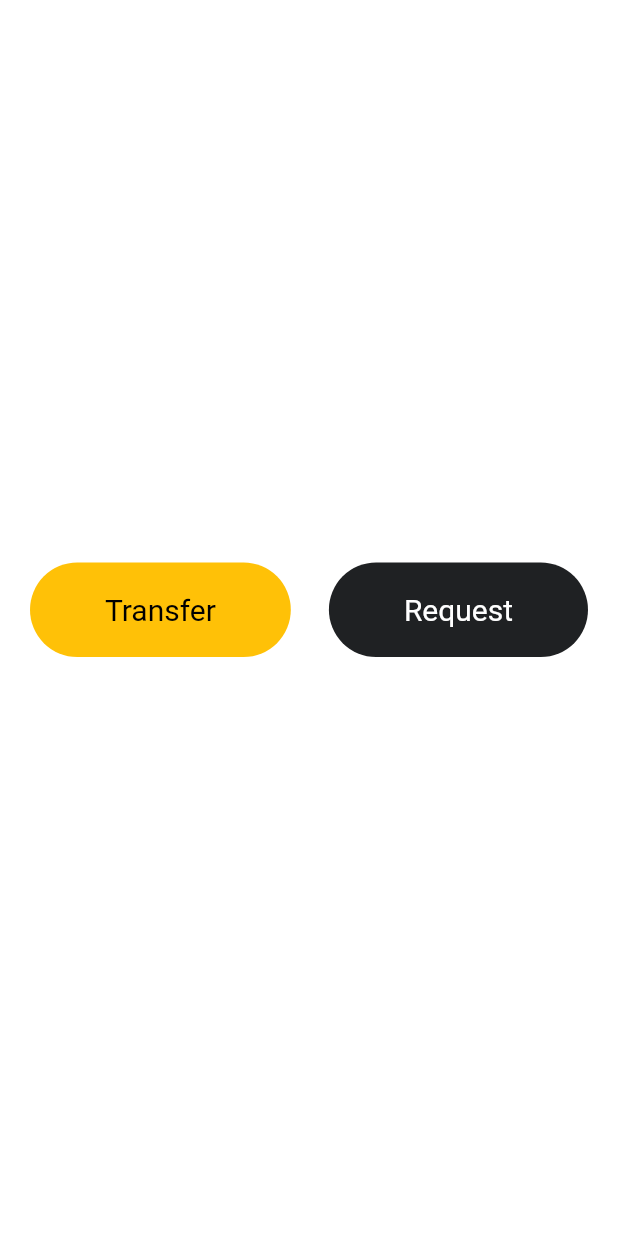
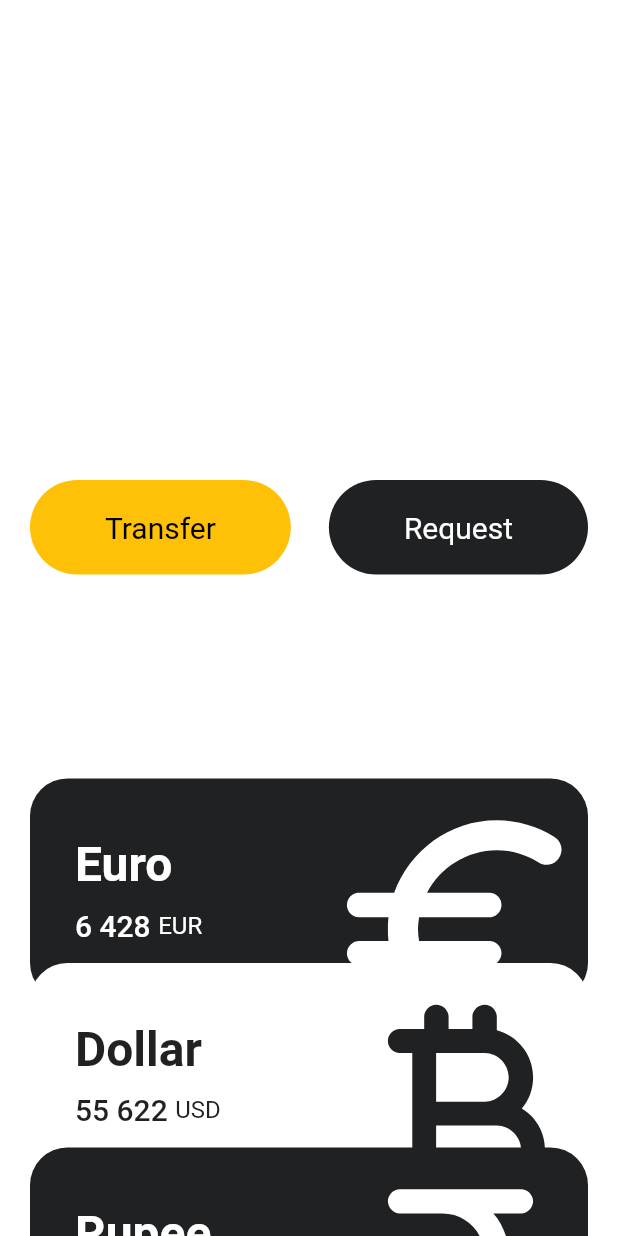
Before and after one commit to jihorobert/Flutter-WebtoonApp, a Flutter app: the screen it shows after launch, on a phone screen of 412 x 824 dp. Run offline on Flutter 3.47's test engine with Material 2 defaults, Android fonts, the phone set to English and light mode, and no system bars.

Commit message:
Finished the Wallet UI Project

```diff
--- a/lib/main.dart
+++ b/lib/main.dart
@@ -1,7 +1,8 @@
 // ignore_for_file: prefer_const_constructors, prefer_const_literals_to_create_immutables
-
+/// 에러가 생기면 위젯 디버깅 멈춤. 따라서 reset버튼 눌러줘야됨.
 import 'package:flutter/material.dart';
 import 'package:toonflix/widgets/button.dart';
+import 'package:toonflix/widgets/currency_card.dart';
 
 void main() {
   runApp(App()); // App()라는 클래스가 우리 앱의 시작점이라는 뜻(root라는뜻)
@@ -34,7 +35,9 @@ class App extends StatelessWidget {
         // 우리 앱의 home에 있을때의 화면을 보여줌
         backgroundColor: Color(
             0x00181818), // Chrome 사이트에서 color를 pick해서 custom으로 이용 (ARGB이용 가능)
-        body: Padding(
+        body: SingleChildScrollView(
+          // Scroll 가능하게 해줌
+          child: Padding(
             // Padding 이용해서 모서리부분 공간생성
             padding: EdgeInsets.symmetric(horizontal: 20),
             child: Column(
@@ -75,7 +78,7 @@ class App extends StatelessWidget {
                   ],
                 ),
                 SizedBox(
-                height: 120,
+                  height: 70,
                 ),
                 Text(
                   // 이 Text를 Container 혹은 Padding 안에 넣어야하면, 왼쪽에 나타나는 '전구' click해서 Wrap 할 수 있음.(단축기 command + .)
@@ -96,7 +99,7 @@ class App extends StatelessWidget {
                       fontWeight: FontWeight.w700),
                 ),
                 SizedBox(
-                height: 30,
+                  height: 25,
                 ),
                 Row(
                   /**
@@ -121,7 +124,62 @@ class App extends StatelessWidget {
                     ),
                   ],
                 ),
+                SizedBox(
+                  height: 60,
+                ),
+                Row(
+                  crossAxisAlignment: CrossAxisAlignment.end,
+                  mainAxisAlignment: MainAxisAlignment.spaceBetween,
+                  children: [
+                    Text(
+                      "Wallet",
+                      style: TextStyle(
+                        fontSize: 48,
+                        fontWeight: FontWeight.w600,
+                        color: Colors.white,
+                      ),
+                    ),
+                    Text(
+                      "View All",
+                      style: TextStyle(
+                        color: Colors.white,
+                        fontSize: 20,
+                      ),
+                    ),
                   ],
+                ),
+                SizedBox(
+                  height: 20,
+                ),
+                CurrencyCard(
+                  name: "Euro",
+                  code: "EUR",
+                  amount: "6 428",
+                  icon: Icons.euro_rounded,
+                  isInverted: false,
+                  offsetX: 0,
+                  offsetY: 0,
+                ),
+                CurrencyCard(
+                  name: "Dollar",
+                  code: "USD",
+                  amount: "55 622",
+                  icon: Icons.currency_bitcoin_rounded,
+                  isInverted: true,
+                  offsetX: 0,
+                  offsetY: -25,
+                ),
+                CurrencyCard(
+                  name: "Rupee",
+                  code: "INR",
+                  amount: "28 981",
+                  icon: Icons.currency_rupee_rounded,
+                  isInverted: false,
+                  offsetX: 0,
+                  offsetY: -50,
+                ),
+              ],
+            ),
           ),
         ),
       ),
--- /dev/null
+++ b/lib/widgets/currency_card.dart
@@ -0,0 +1,98 @@
+import 'package:flutter/material.dart';
+
+class CurrencyCard extends StatelessWidget {
+  final String name, code, amount;
+  final IconData icon;
+  final bool isInverted;
+  final double offsetX, offsetY;
+
+  // private하게 색깔 지정 : 앞에 '_' 붙임
+  final _blackColor = const Color(0xFF1F2123);
+
+  const CurrencyCard({
+    super.key,
+    required this.name,
+    required this.code,
+    required this.amount,
+    required this.icon,
+    required this.isInverted,
+    required this.offsetX,
+    required this.offsetY,
+  });
+
+  @override
+  Widget build(BuildContext context) {
+    return Transform.translate(
+      offset: Offset(offsetX, offsetY),
+      child: Container(
+        clipBehavior: Clip.hardEdge, // overflow하게 만들어줌(icon을 container에 잘리게 해줌)
+        decoration: BoxDecoration(
+            color: isInverted ? Colors.white : _blackColor,
+            borderRadius: BorderRadius.circular(25)),
+        child: Padding(
+          padding: const EdgeInsets.all(30),
+          child: Row(
+            mainAxisAlignment: MainAxisAlignment.spaceBetween,
+            children: [
+              Column(
+                crossAxisAlignment: CrossAxisAlignment.start,
+                children: [
+                  Text(
+                    name,
+                    style: TextStyle(
+                        color: isInverted ? _blackColor : Colors.white,
+                        fontSize: 32,
+                        fontWeight: FontWeight.w600),
+                  ),
+                  const SizedBox(
+                    height: 10,
+                  ),
+                  Row(
+                    children: [
+                      Text(
+                        amount,
+                        style: TextStyle(
+                            color: isInverted ? _blackColor : Colors.white,
+                            fontSize: 20,
+                            fontWeight: FontWeight.w500),
+                      ),
+                      const SizedBox(
+                        width: 5,
+                      ),
+                      Text(
+                        code,
+                        style: TextStyle(
+                          color: isInverted ? _blackColor : Colors.white,
+                          fontSize: 16,
+                        ),
+                      ),
+                    ],
+                  ),
+                ],
+              ),
+              Transform.scale(
+                /**
+                           * 카드 밖으로 넘쳐흐르게 하기 위해서 container의 크기는 유지한 채
+                           * 아이콘의 크기만 커지게 함
+                           */
+                scale: 2.2,
+                child: Transform.translate(
+                  // 아이콘의 위치 조정
+                  offset: const Offset(
+                    -5,
+                    12,
+                  ),
+                  child: Icon(
+                    icon,
+                    color: isInverted ? _blackColor : Colors.white,
+                    size: 88,
+                  ),
+                ),
+              ),
+            ],
+          ),
+        ),
+      ),
+    );
+  }
+}
```
Also changed, not shown: 1 other file. Lines whose indentation alone changed are shown as unchanged.
